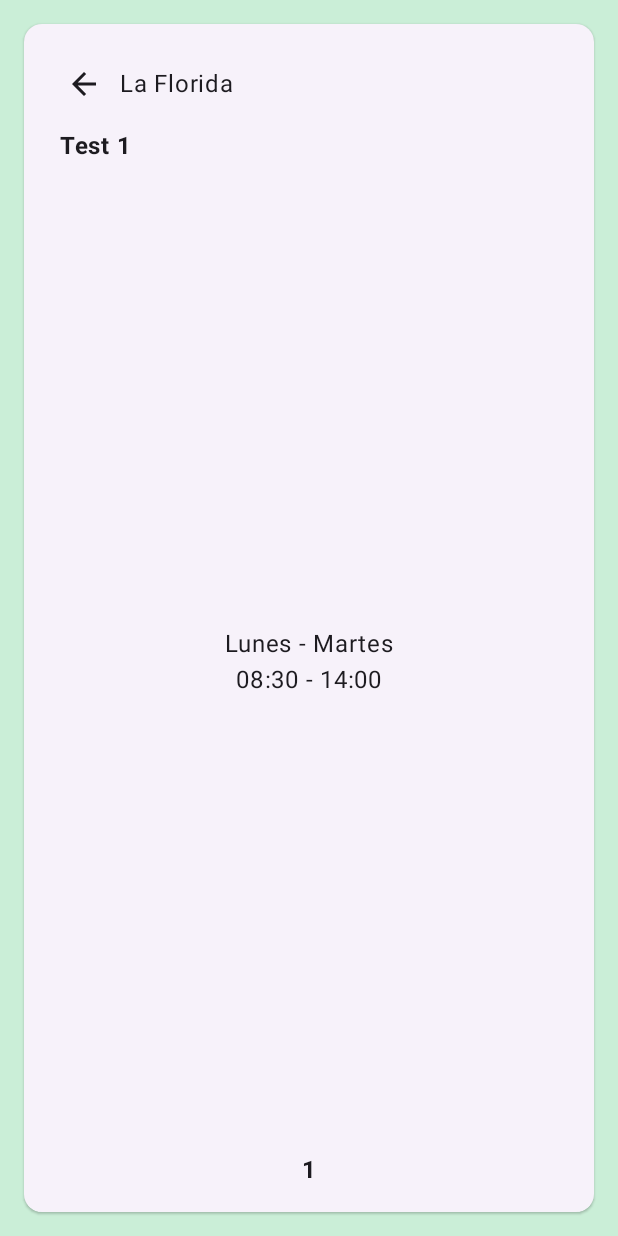
After one commit to Paulasalvo/FeriaSpot, an Android app built with Jetpack Compose: the composable SpotDetailScreen called with sample values from the repository, on a phone screen of 412 x 824 dp. The commit adds this screen. Run offline under Robolectric (Android 15) with nearby library versions, the phone set to English and light mode, and no system bars; 2 statements that could not run were skipped.

Commit message:
add navigation and new screen details

```diff
--- a/app/src/main/AndroidManifest.xml
+++ b/app/src/main/AndroidManifest.xml
@@ -14,7 +14,7 @@
         android:supportsRtl="true"
         android:theme="@style/Theme.FeriaSpot"
         android:usesCleartextTraffic="true"
-        tools:targetApi="31">
+        tools:targetApi="34">
         <activity
             android:name=".MainActivity"
             android:exported="true"
--- a/app/src/main/java/com/namkuzo/feriaspot/data/LatLng.kt
+++ /dev/null
@@ -1,6 +0,0 @@
-package com.namkuzo.feriaspot.data
-
-data class LatLng(
-    val latitude: Double?,
-    val longitude: Double?
-)
--- a/app/src/main/java/com/namkuzo/feriaspot/data/Spot.kt
+++ b/app/src/main/java/com/namkuzo/feriaspot/data/Spot.kt
@@ -1,19 +1,18 @@
 package com.namkuzo.feriaspot.data
 
+import android.os.Parcelable
+import kotlinx.parcelize.Parcelize
+import kotlinx.serialization.Serializable
+
+@Serializable
+@Parcelize
 data class Spot(
     val id: Int,
     val name: String,
     val comuna: String,
     val standDay : String,
     val schedule : String,
-    val imageUrl: String,
-    val latlng: LatLng?
-)
-
-fun getListFakeSpot() = listOf(
-    Spot(1, "Test 1","La Florida", "Lunes - Martes", "08:30 - 14:00", "", null),
-    Spot(2, "Test 2","La Reina", "Lunes - Martes", "08:30 - 14:00", "", null),
-    Spot(3, "Test 3","Las Condes", "Lunes - Martes", "08:30 - 14:00", "", null),
-    Spot(4, "Test 4","Buin", "Lunes - Martes", "08:30 - 14:00", "", null),
-    Spot(5, "Test 5","La Florida", "Lunes - Martes", "08:30 - 14:00", "", null)
-)
+    val imageUrlEncoded: String,
+    val latitude: Double?,
+    val longitude: Double?
+) : Parcelable
--- a/app/src/main/java/com/namkuzo/feriaspot/data/source/Source.kt
+++ b/app/src/main/java/com/namkuzo/feriaspot/data/source/Source.kt
@@ -1,4 +1,6 @@
 package com.namkuzo.feriaspot.data.source
+
+import com.namkuzo.feriaspot.data.Spot
 
 object Source {
     fun getAllComunas() = listOf(
@@ -52,4 +54,15 @@ object Source {
         "TILTIL",
         "VITACURA"
     )
+
+    fun getListFakeSpot() = listOf(
+        Spot(1, "Test 1","La Florida", "Lunes - Martes", "08:30 - 14:00", "", null, null),
+        Spot(2, "Test 2","La Reina", "Lunes - Martes", "08:30 - 14:00", "", null, null),
+        Spot(3, "Test 3","Las Condes", "Lunes - Martes", "08:30 - 14:00", "", null, null),
+        Spot(4, "Test 4","Buin", "Lunes - Martes", "08:30 - 14:00", "", null, null),
+        Spot(5, "Test 5","La Florida", "Lunes - Martes", "08:30 - 14:00", "", null, null)
+    )
+
+    fun getFakeSpot() =
+        Spot(1, "Test 1","La Florida", "Lunes - Martes", "08:30 - 14:00", "", null, null)
 }
--- /dev/null
+++ b/app/src/main/java/com/namkuzo/feriaspot/spotdetail/SpotDetailScreen.kt
@@ -0,0 +1,96 @@
+package com.namkuzo.feriaspot.spotdetail
+
+import androidx.compose.foundation.layout.Arrangement
+import androidx.compose.foundation.layout.Column
+import androidx.compose.foundation.layout.Row
+import androidx.compose.foundation.layout.Spacer
+import androidx.compose.foundation.layout.fillMaxSize
+import androidx.compose.foundation.layout.fillMaxWidth
+import androidx.compose.foundation.layout.padding
+import androidx.compose.material3.Card
+import androidx.compose.material3.ElevatedCard
+import androidx.compose.material3.Icon
+import androidx.compose.material3.IconButton
+import androidx.compose.material3.MaterialTheme
+import androidx.compose.material3.Surface
+import androidx.compose.material3.Text
+import androidx.compose.runtime.Composable
+import androidx.compose.ui.Alignment
+import androidx.compose.ui.Modifier
+import androidx.compose.ui.res.painterResource
+import androidx.compose.ui.text.font.FontWeight
+import androidx.compose.ui.text.style.TextAlign
+import androidx.compose.ui.tooling.preview.Preview
+import androidx.compose.ui.unit.dp
+import com.namkuzo.feriaspot.R
+import com.namkuzo.feriaspot.data.Spot
+import com.namkuzo.feriaspot.data.source.Source
+import com.namkuzo.feriaspot.ui.theme.FeriaSpotTheme
+
+@Composable
+fun SpotDetailScreen(
+    spot: Spot,
+    onBack: () -> Unit
+) {
+    Surface(
+        modifier = Modifier,
+        color = MaterialTheme.colorScheme.background
+    ) {
+        ElevatedCard(
+            modifier = Modifier
+                .fillMaxSize()
+                .padding(16.dp)
+        ) {
+            Column(
+                modifier = Modifier
+                    .fillMaxSize()
+                    .padding(16.dp)
+            ) {
+                Row(
+                    verticalAlignment = Alignment.CenterVertically
+                ) {
+                    IconButton(onClick = onBack) {
+                        Icon(
+                            painter = painterResource(id = R.drawable.ic_arrow_back_24),
+                            contentDescription = "back"
+                        )
+                    }
+                    Text(text = spot.comuna)
+                }
+                Text(
+                    modifier = Modifier.padding(8.dp),
+                    text = spot.name,
+                    style = MaterialTheme.typography.bodyLarge,
+                    fontWeight = FontWeight.Bold
+                )
+                Spacer(modifier = Modifier.weight(1f))
+                Column(
+                    modifier = Modifier.fillMaxWidth(),
+                    horizontalAlignment = Alignment.CenterHorizontally,
+                    verticalArrangement = Arrangement.Center
+                ) {
+                    Text(text = spot.standDay)
+                    Text(text = spot.schedule)
+                }
+                Spacer(modifier = Modifier.weight(1f))
+                Text(
+                    modifier = Modifier.fillMaxWidth(),
+                    text = spot.id.toString(),
+                    textAlign = TextAlign.Center,
+                    fontWeight = FontWeight.Bold
+                )
+            }
+        }
+    }
+}
+
+@Composable
+@Preview
+fun SpotDetailScreenPreview() {
+    FeriaSpotTheme {
+        SpotDetailScreen(
+            spot = Source.getFakeSpot(),
+            onBack = {}
+        )
+    }
+}
--- a/app/src/main/java/com/namkuzo/feriaspot/util/ShareFormatSpot.kt
+++ b/app/src/main/java/com/namkuzo/feriaspot/util/ShareFormatSpot.kt
@@ -4,8 +4,8 @@ import com.namkuzo.feriaspot.data.Spot
 
 object ShareFormatSpot {
     fun getShareText(spot: Spot) : String {
-        val mapLink = "https://www.google.com/maps/search/?api=1&query=${spot.latlng?.latitude},${spot.latlng?.longitude}"
-        val shareText = if (spot.latlng?.latitude != null && spot.latlng.longitude != null) {
+        val mapLink = "https://www.google.com/maps/search/?api=1&query=${spot.latitude},${spot.longitude}"
+        val shareText = if (spot.latitude != null && spot.longitude != null) {
             """
             Feria Spot:
             Nombre: ${spot.name}
--- /dev/null
+++ b/app/src/main/res/drawable/ic_arrow_back_24.xml
@@ -0,0 +1,5 @@
+<vector xmlns:android="http://schemas.android.com/apk/res/android" android:autoMirrored="true" android:height="24dp" android:tint="#404040" android:viewportHeight="24" android:viewportWidth="24" android:width="24dp">
+
+    <path android:fillColor="@android:color/white" android:pathData="M20,11H7.83l5.59,-5.59L12,4l-8,8 8,8 1.41,-1.41L7.83,13H20v-2z"/>
+
+</vector>
--- a/build.gradle.kts
+++ b/build.gradle.kts
@@ -2,4 +2,5 @@
 plugins {
     id("com.android.application") version "8.2.0" apply false
     id("org.jetbrains.kotlin.android") version "1.9.0" apply false
+    id("org.jetbrains.kotlin.plugin.serialization") version "1.9.0" apply false
 }
```
Also changed, not shown: app/build.gradle.kts (+9 -0 lines), app/src/main/java/com/namkuzo/feriaspot/FeriaSpotApp.kt (added, +56 -0 lines), app/src/main/java/com/namkuzo/feriaspot/MainActivity.kt (+3 -6 lines), app/src/main/java/com/namkuzo/feriaspot/home/HomeScreen.kt (+14 -8 lines), app/src/main/java/com/namkuzo/feriaspot/home/HomeViewModel.kt (+5 -3 lines), app/src/main/java/com/namkuzo/feriaspot/ui/component/SpotCard.kt (+10 -8 lines), app/src/main/java/com/namkuzo/feriaspot/util/AndroidExtensions.kt (added, +27 -0 lines).
